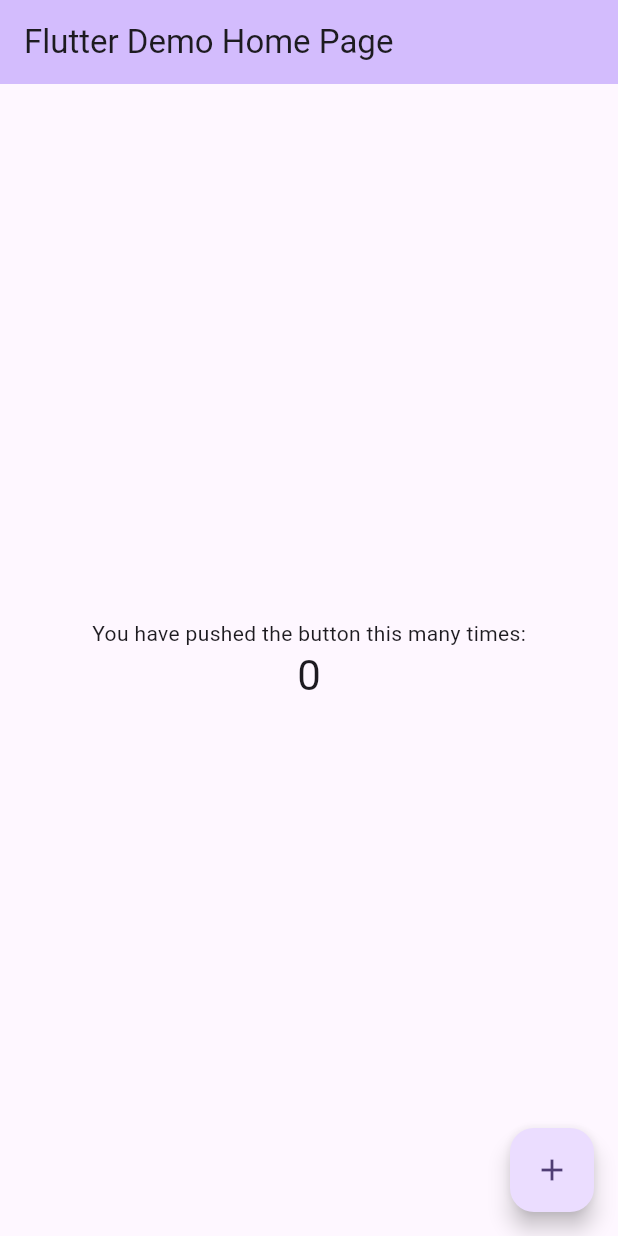
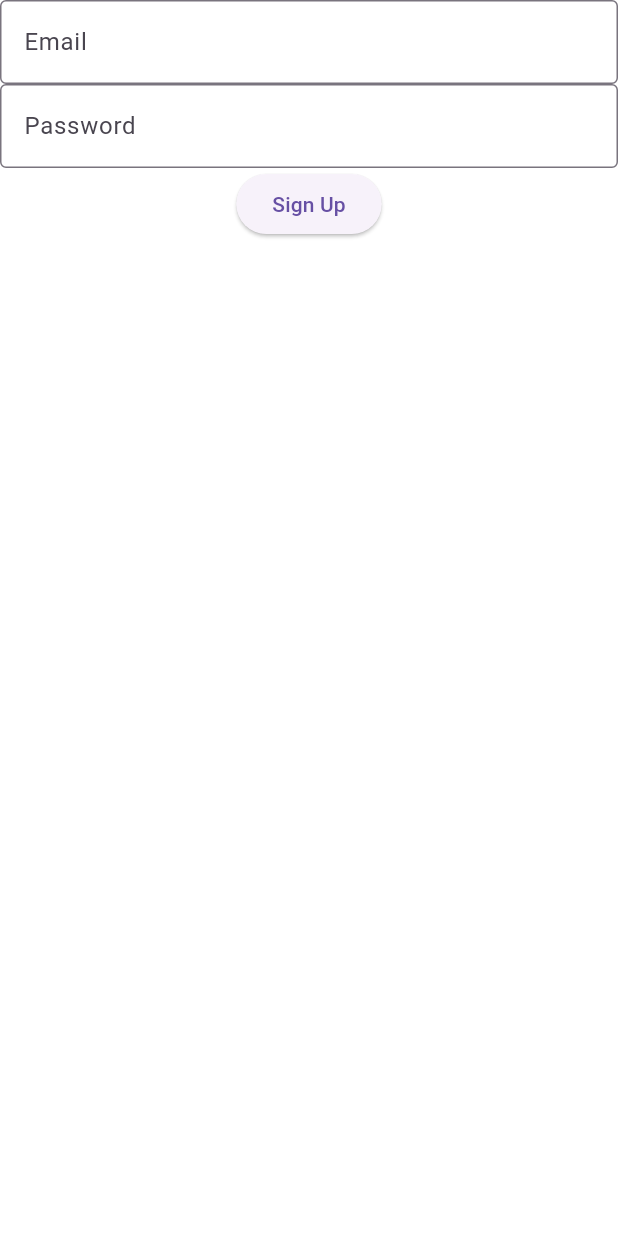
Before and after one commit to 203ZK/GOfit, a Flutter app: the screen it shows after launch, on a phone screen of 412 x 824 dp. Run offline on Flutter 3.47's test engine with Material 3 defaults, Android fonts, the phone set to English and light mode, and no system bars; our stand-ins replace supabase_flutter; accounts and stored records are empty.

Commit message:
Adding sign up form

```diff
--- a/lib/main.dart
+++ b/lib/main.dart
@@ -1,122 +1,23 @@
 import 'package:flutter/material.dart';
+import 'package:supabase_flutter/supabase_flutter.dart';
 
-void main() {
-  runApp(const MyApp());
+import 'pages/sign_up_page.dart';
+
+Future<void> main() async {
+  WidgetsFlutterBinding.ensureInitialized();
+  await Supabase.initialize(
+    url: 'https://ypyqotxcjbxetjhvcrym.supabase.co',
+    anonKey:
+        'eyJhbGciOiJIUzI1NiIsInR5cCI6IkpXVCJ9.eyJpc3MiOiJzdXBhYmFzZSIsInJlZiI6InlweXFvdHhjamJ4ZXRqaHZjcnltIiwicm9sZSI6ImFub24iLCJpYXQiOjE3NTE4ODQ5MTQsImV4cCI6MjA2NzQ2MDkxNH0.J_J_dZ4TctK6uubuGTSmJ_TFs3tRkthW7QYYOG1_yxU',
+  );
+  runApp(MyApp());
 }
 
 class MyApp extends StatelessWidget {
   const MyApp({super.key});
 
-  // This widget is the root of your application.
   @override
   Widget build(BuildContext context) {
-    return MaterialApp(
-      title: 'Flutter Demo',
-      theme: ThemeData(
-        // This is the theme of your application.
-        //
-        // TRY THIS: Try running your application with "flutter run". You'll see
-        // the application has a purple toolbar. Then, without quitting the app,
-        // try changing the seedColor in the colorScheme below to Colors.green
-        // and then invoke "hot reload" (save your changes or press the "hot
-        // reload" button in a Flutter-supported IDE, or press "r" if you used
-        // the command line to start the app).
-        //
-        // Notice that the counter didn't reset back to zero; the application
-        // state is not lost during the reload. To reset the state, use hot
-        // restart instead.
-        //
-        // This works for code too, not just values: Most code changes can be
-        // tested with just a hot reload.
-        colorScheme: ColorScheme.fromSeed(seedColor: Colors.deepPurple),
-      ),
-      home: const MyHomePage(title: 'Flutter Demo Home Page'),
-    );
+    return const MaterialApp(title: 'GOfit', home: SignUpPage());
   }
 }
-
-class MyHomePage extends StatefulWidget {
-  const MyHomePage({super.key, required this.title});
-
-  // This widget is the home page of your application. It is stateful, meaning
-  // that it has a State object (defined below) that contains fields that affect
-  // how it looks.
-
-  // This class is the configuration for the state. It holds the values (in this
-  // case the title) provided by the parent (in this case the App widget) and
-  // used by the build method of the State. Fields in a Widget subclass are
-  // always marked "final".
-
-  final String title;
-
-  @override
-  State<MyHomePage> createState() => _MyHomePageState();
-}
-
-class _MyHomePageState extends State<MyHomePage> {
-  int _counter = 0;
-
-  void _incrementCounter() {
-    setState(() {
-      // This call to setState tells the Flutter framework that something has
-      // changed in this State, which causes it to rerun the build method below
-      // so that the display can reflect the updated values. If we changed
-      // _counter without calling setState(), then the build method would not be
-      // called again, and so nothing would appear to happen.
-      _counter++;
-    });
-  }
-
-  @override
-  Widget build(BuildContext context) {
-    // This method is rerun every time setState is called, for instance as done
-    // by the _incrementCounter method above.
-    //
-    // The Flutter framework has been optimized to make rerunning build methods
-    // fast, so that you can just rebuild anything that needs updating rather
-    // than having to individually change instances of widgets.
-    return Scaffold(
-      appBar: AppBar(
-        // TRY THIS: Try changing the color here to a specific color (to
-        // Colors.amber, perhaps?) and trigger a hot reload to see the AppBar
-        // change color while the other colors stay the same.
-        backgroundColor: Theme.of(context).colorScheme.inversePrimary,
-        // Here we take the value from the MyHomePage object that was created by
-        // the App.build method, and use it to set our appbar title.
-        title: Text(widget.title),
-      ),
-      body: Center(
-        // Center is a layout widget. It takes a single child and positions it
-        // in the middle of the parent.
-        child: Column(
-          // Column is also a layout widget. It takes a list of children and
-          // arranges them vertically. By default, it sizes itself to fit its
-          // children horizontally, and tries to be as tall as its parent.
-          //
-          // Column has various properties to control how it sizes itself and
-          // how it positions its children. Here we use mainAxisAlignment to
-          // center the children vertically; the main axis here is the vertical
-          // axis because Columns are vertical (the cross axis would be
-          // horizontal).
-          //
-          // TRY THIS: Invoke "debug painting" (choose the "Toggle Debug Paint"
-          // action in the IDE, or press "p" in the console), to see the
-          // wireframe for each widget.
-          mainAxisAlignment: MainAxisAlignment.center,
-          children: <Widget>[
-            const Text('You have pushed the button this many times:'),
-            Text(
-              '$_counter',
-              style: Theme.of(context).textTheme.headlineMedium,
-            ),
-          ],
-        ),
-      ),
-      floatingActionButton: FloatingActionButton(
-        onPressed: _incrementCounter,
-        tooltip: 'Increment',
-        child: const Icon(Icons.add),
-      ), // This trailing comma makes auto-formatting nicer for build methods.
-    );
-  }
-}
--- /dev/null
+++ b/lib/pages/sign_up_page.dart
@@ -0,0 +1,50 @@
+import 'package:flutter/material.dart';
+
+Future<void> signUp() async {}
+
+class SignUpPage extends StatefulWidget {
+  const SignUpPage({super.key});
+
+  @override
+  State<SignUpPage> createState() => _SignUpPageState();
+}
+
+class _SignUpPageState extends State<SignUpPage> {
+  final _signUpFormKey = GlobalKey<FormState>();
+  final emailController = TextEditingController();
+  final passwordController = TextEditingController();
+
+  @override
+  Widget build(BuildContext context) {
+    return Center(
+      child: Form(
+        key: _signUpFormKey,
+        child: Column(
+          children: [
+            TextField(
+              decoration: InputDecoration(
+                border: OutlineInputBorder(),
+                labelText: 'Email',
+              ),
+              controller: emailController,
+            ),
+            TextField(
+              obscureText: true,
+              decoration: InputDecoration(
+                border: OutlineInputBorder(),
+                labelText: 'Password',
+              ),
+              controller: passwordController,
+            ),
+            ElevatedButton(
+              onPressed: () {
+                if (_signUpFormKey.currentState!.validate()) {}
+              },
+              child: Text('Sign Up'),
+            ),
+          ],
+        ),
+      ),
+    );
+  }
+}
--- a/pubspec.yaml
+++ b/pubspec.yaml
@@ -34,6 +34,7 @@ dependencies:
   # The following adds the Cupertino Icons font to your application.
   # Use with the CupertinoIcons class for iOS style icons.
   cupertino_icons: ^1.0.8
+  supabase_flutter: ^2.0.0
 
 dev_dependencies:
   flutter_test:
```
Also changed, not shown: pubspec.lock, 5 other files.
